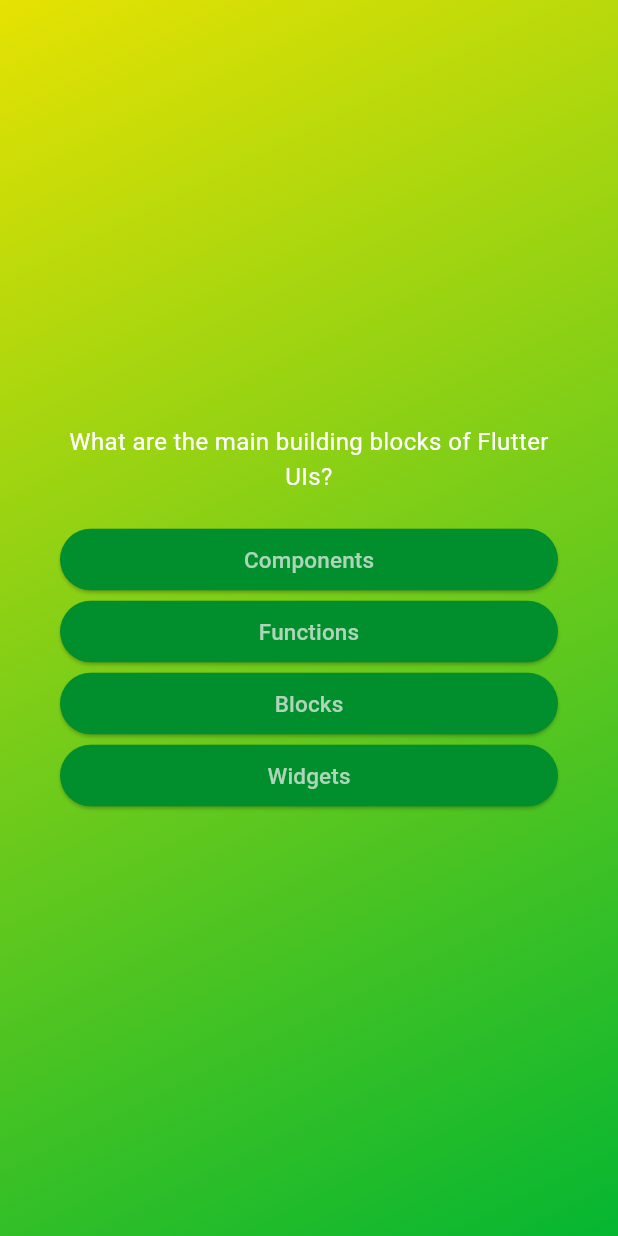
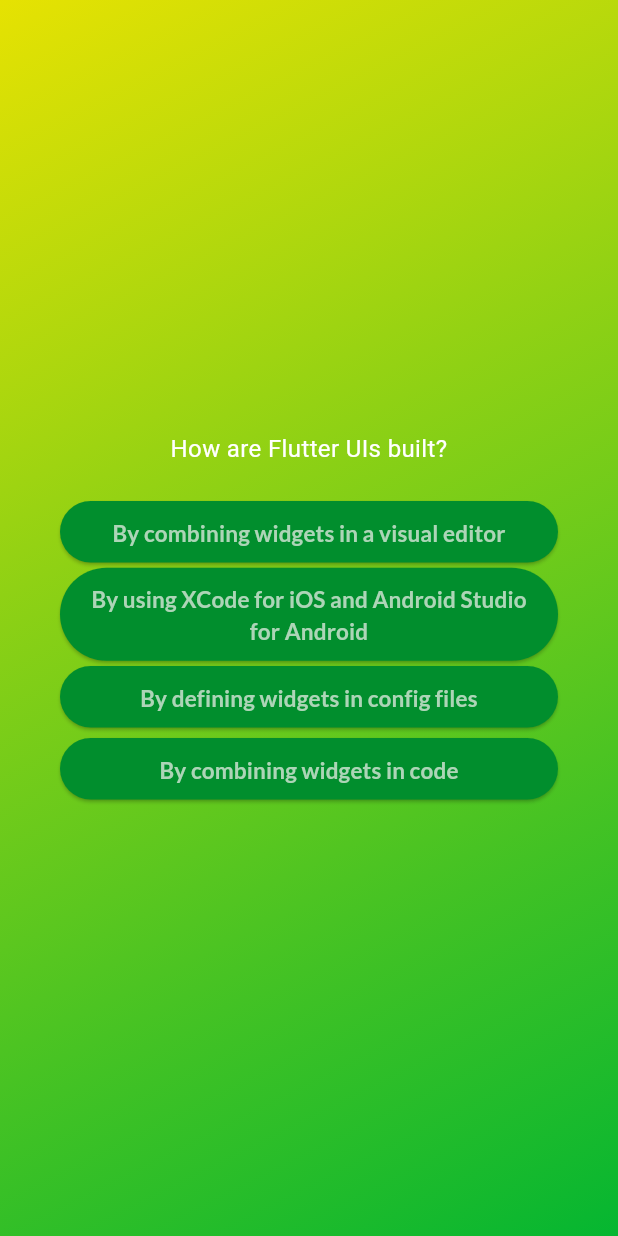
Before and after one commit to kalims-sahebi/flutter-quiz-app, a Flutter app: the screen it shows after launch, after a tap on "Start Quiz", after a tap on "Components", on a phone screen of 412 x 824 dp. Run offline on Flutter 3.47's test engine with Material 3 defaults, Android fonts, the phone set to English and light mode, and no system bars; our stand-ins replace google_fonts.

Commit message:
third party package(Google fonts added

```diff
--- a/lib/custome_widgets/answer_button.dart
+++ b/lib/custome_widgets/answer_button.dart
@@ -1,4 +1,5 @@
 import 'package:flutter/material.dart';
+import 'package:google_fonts/google_fonts.dart';
 
 class AnswerButton extends StatelessWidget {
   const AnswerButton({super.key, required this.answertxt, required this.onTap});
@@ -10,12 +11,16 @@ class AnswerButton extends StatelessWidget {
       style: ElevatedButton.styleFrom(
         backgroundColor: const Color.fromARGB(255, 1, 142, 45),
         foregroundColor: const Color.fromARGB(255, 173, 213, 183),
-        padding: const EdgeInsets.symmetric(vertical: 10, horizontal: 80),
+        padding: const EdgeInsets.symmetric(vertical: 10, horizontal: 10),
       ),
       onPressed: onTap,
       child: Text(
+        style: GoogleFonts.lato(
+          fontSize: 15,
+          fontWeight: FontWeight.bold,
+        ),
         answertxt,
-        style: const TextStyle(fontSize: 15),
+        textAlign: TextAlign.center,
       ),
     );
   }
--- a/lib/first_screen.dart
+++ b/lib/first_screen.dart
@@ -1,4 +1,5 @@
 import 'package:flutter/material.dart';
+import 'package:google_fonts/google_fonts.dart';
 
 class FirstScreen extends StatelessWidget {
   const FirstScreen(this.startQuiz, {super.key});
@@ -25,13 +26,12 @@ class FirstScreen extends StatelessWidget {
         const SizedBox(
           height: 30,
         ),
-        const Text(
+        Text(
           'Learn flutter the fun way!',
-          style: TextStyle(
-            color: Colors.white,
-            fontSize: 22,
-          ),
+          style: GoogleFonts.lato(
+              fontSize: 15, color: const Color.fromARGB(255, 153, 246, 117)),
         ),
+
         const SizedBox(
           height: 30,
         ),
--- a/lib/questions_screen.dart
+++ b/lib/questions_screen.dart
@@ -4,9 +4,6 @@ import 'package:flutter_quiz_app/data/questions.dart';
 
 class QuestionsScreen extends StatefulWidget {
   const QuestionsScreen({super.key});
-  // const QuestionsScreen(this.back, {super.key});
-  // final void Function() back;
-  // const QuestionsScreen({required this.back,super.key});
 
   @override
   State<QuestionsScreen> createState() {
@@ -15,9 +12,16 @@ class QuestionsScreen extends StatefulWidget {
 }
 
 class _QuestionsScreenState extends State<QuestionsScreen> {
+  var currentQuestionIndex = 0;
+  void answerQuestion() {
+    setState(() {
+      currentQuestionIndex++;
+    });
+  }
+
   @override
   Widget build(context) {
-    final currentQuestion = questions[0];
+    final currentQuestion = questions[currentQuestionIndex];
     return Container(
       margin: const EdgeInsets.all(40),
       child: Column(
@@ -38,7 +42,7 @@ class _QuestionsScreenState extends State<QuestionsScreen> {
           ...currentQuestion.getShuffledAnswerList().map((answers) {
             return AnswerButton(
               answertxt: answers,
-              onTap: () {},
+              onTap: answerQuestion,
             );
           }),
         ],
--- a/pubspec.yaml
+++ b/pubspec.yaml
@@ -35,6 +35,7 @@ dependencies:
   # The following adds the Cupertino Icons font to your application.
   # Use with the CupertinoIcons class for iOS style icons.
   cupertino_icons: ^1.0.8
+  google_fonts: ^6.2.1
 
 dev_dependencies:
   flutter_test:
@@ -45,7 +46,7 @@ dev_dependencies:
   # activated in the `analysis_options.yaml` file located at the root of your
   # package. See that file for information about deactivating specific lint
   # rules and activating additional ones.
-  flutter_lints: ^4.0.0
+  flutter_lints: ^5.0.0
 
 # For information on the generic Dart part of this file, see the
 # following page: https://dart.dev/tools/pub/pubspec
```
Also changed, not shown: flutter_07.png (added), flutter_08.png (added), flutter_09.png (added), pubspec.lock, 1 other file.
